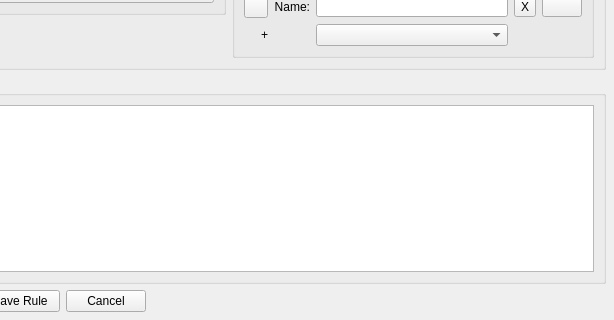
First picture: the form in src/addruledialog.ui, repository JulyIghor/QtBitcoinTrader, before the edit; both pictures show x 574 to 1188 and y 282 to 602 of the 1188 by 602 pixel window.
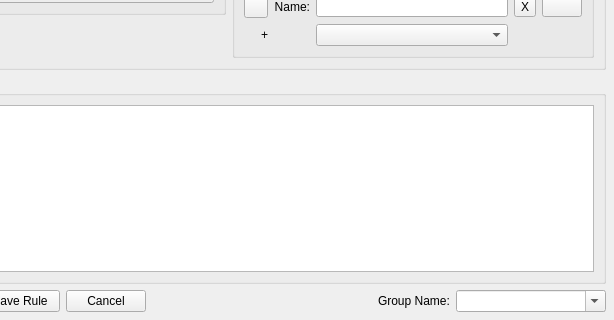
Second picture: the form after the edit. Icons and pictures are not drawn.

Patch:
```diff
--- a/src/addruledialog.ui
+++ b/src/addruledialog.ui
@@ -171,6 +171,9 @@
        <property name="orientation">
         <enum>Qt::Horizontal</enum>
        </property>
+       <property name="sizeType">
+        <enum>QSizePolicy::Expanding</enum>
+       </property>
        <property name="sizeHint" stdset="0">
         <size>
          <width>40</width>
@@ -179,6 +182,38 @@
        </property>
       </spacer>
      </item>
+     <item>
+      <widget class="QLabel" name="groupNameLabel">
+       <property name="accessibleName">
+        <string>GROUP_NAME</string>
+       </property>
+       <property name="text">
+        <string>Group Name:</string>
+       </property>
+      </widget>
+     </item>
+     <item>
+      <widget class="QComboBox" name="groupName">
+       <property name="sizePolicy">
+        <sizepolicy hsizetype="Preferred" vsizetype="Fixed">
+         <horstretch>0</horstretch>
+         <verstretch>0</verstretch>
+        </sizepolicy>
+       </property>
+       <property name="minimumSize">
+        <size>
+         <width>150</width>
+         <height>0</height>
+        </size>
+       </property>
+       <property name="editable">
+        <bool>true</bool>
+       </property>
+       <property name="sizeAdjustPolicy">
+        <enum>QComboBox::AdjustToContents</enum>
+       </property>
+      </widget>
+     </item>
     </layout>
    </item>
    <item row="1" column="0" colspan="5">
```
Left out of the diff: 24 changed lines with no effect on the pictures.
